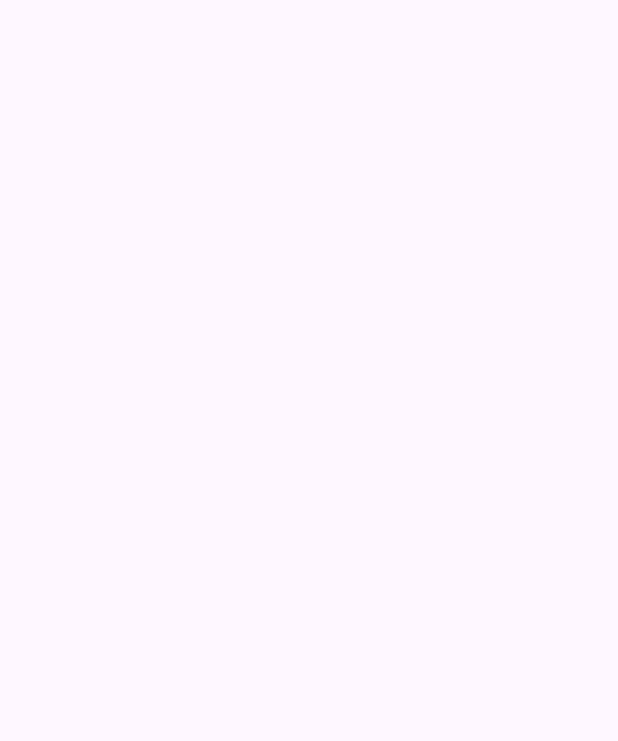
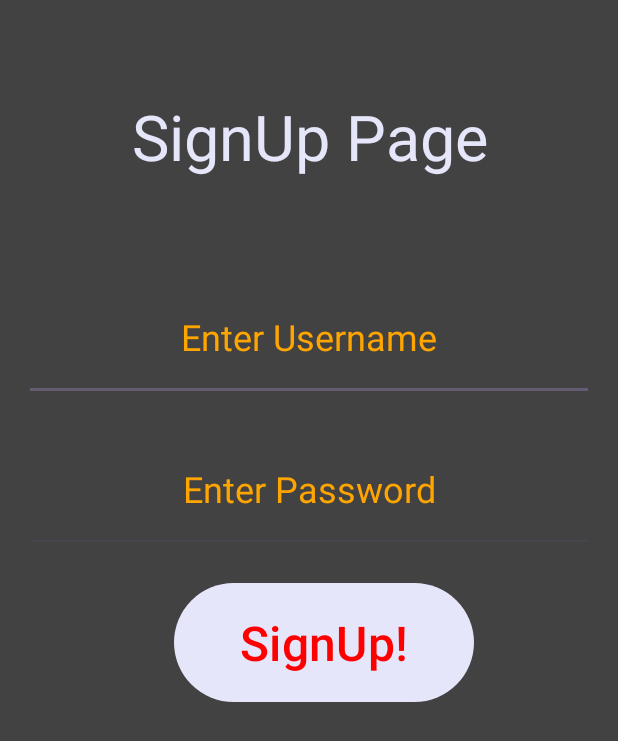
Before and after one commit to aconst26/Music_App, an Android app: the SignUpActivity screen opened directly, with no data from a screen before it, on a phone screen of 412 x 824 dp. Before the commit the part shown is empty. Shown: the top 741 px of the screen. Run offline under Robolectric (Android 15) with nearby library versions, the phone set to English and light mode, and no system bars.

Commit message:
Change design and created new activity_sign_up.xml

```diff
--- a/app/src/main/res/layout/activity_sign_up.xml
+++ b/app/src/main/res/layout/activity_sign_up.xml
@@ -5,8 +5,67 @@
     android:id="@+id/main"
     android:layout_width="match_parent"
     android:layout_height="match_parent"
+    style="@style/ScreenBackground"
     tools:context=".SignUpActivity">
 
+    <TextView
+        android:layout_width="match_parent"
+        android:layout_height="150dip"
+        android:layout_marginBottom="24dip"
+        android:id="@+id/SignUpTextView"
+        android:textSize="42sp"
+        android:text="@string/signup_page"
+        android:gravity="center"
+        android:layout_margin="16dip"
+        android:textColor="@color/lavender"
+        app:layout_constraintTop_toTopOf="parent"
+        app:layout_constraintStart_toStartOf="parent"
+        app:layout_constraintEnd_toEndOf="parent" />
 
 
+    <EditText
+        android:id="@+id/userNameSignUpEditText"
+        android:layout_width="match_parent"
+        android:layout_height="85dp"
+        android:hint="@string/enter_username"
+        app:layout_constraintTop_toBottomOf="@+id/SignUpTextView"
+        android:layout_margin="16dp"
+        android:inputType="text"
+        app:layout_constraintStart_toStartOf="parent"
+        app:layout_constraintEnd_toEndOf="parent"
+        android:autofillHints="Please enter username"
+        android:textColorHint="@color/orange"
+        android:gravity="center"
+        android:textSize="24sp" />
+
+    <EditText
+        android:id="@+id/passwordSignUpEditText"
+        android:layout_width="match_parent"
+        android:layout_height="85dp"
+        android:hint="@string/enter_password"
+        android:inputType="textPassword"
+        app:layout_constraintTop_toBottomOf="@+id/userNameSignUpEditText"
+        android:layout_margin="16dp"
+        app:layout_constraintStart_toStartOf="parent"
+        app:layout_constraintEnd_toEndOf="parent"
+        android:autofillHints="Please enter password"
+        android:textColorHint="@color/orange"
+        android:gravity="center"
+        android:textSize="24sp" />
+
+
+    <Button
+        android:id="@+id/SignUpButton"
+        android:layout_width="200dp"
+        android:layout_height="87dp"
+        android:layout_margin="16dp"
+        android:layout_marginTop="12dp"
+        android:text="@string/signup"
+        android:textSize="32sp"
+
+        app:layout_constraintEnd_toEndOf="parent"
+        app:layout_constraintHorizontal_bias="0.556"
+        app:layout_constraintStart_toStartOf="parent"
+        app:layout_constraintTop_toBottomOf="@+id/passwordSignUpEditText" />
+
 </androidx.constraintlayout.widget.ConstraintLayout>
--- a/app/src/main/res/values/strings.xml
+++ b/app/src/main/res/values/strings.xml
@@ -13,4 +13,8 @@
     <string name="sign_up">Sign up</string>
     <string name="logged_in">LOGGED IN</string>
     <string name="options">Options</string>
+    <string name="signup_page">SignUp Page</string>
+    <string name="enter_username">Enter Username</string>
+    <string name="enter_password">Enter Password</string>
+    <string name="signup">SignUp!</string>
 </resources>
```
